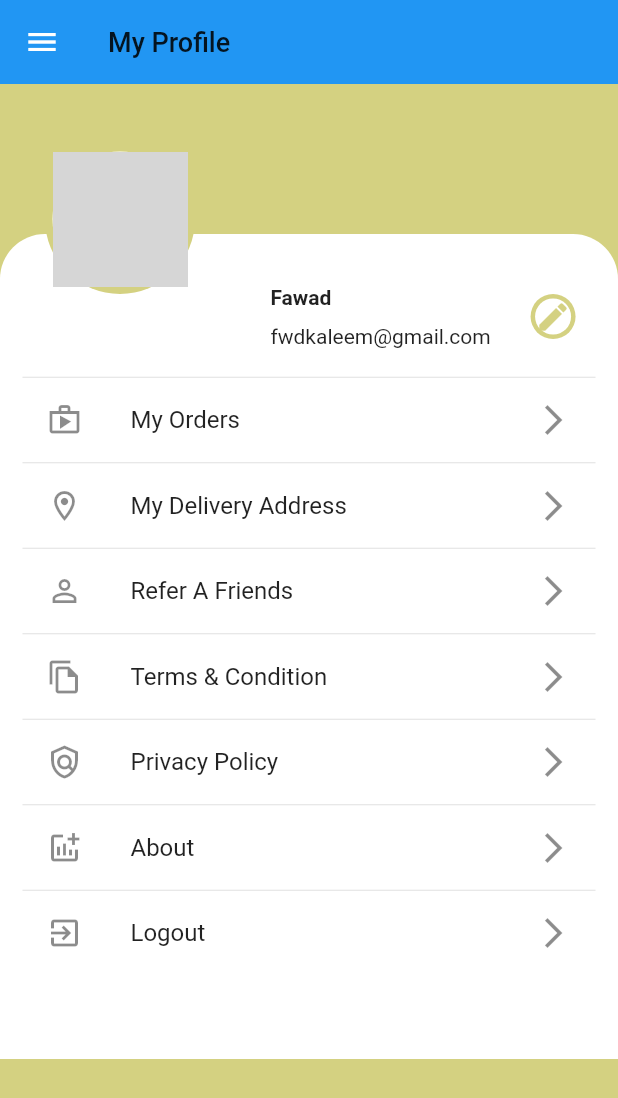
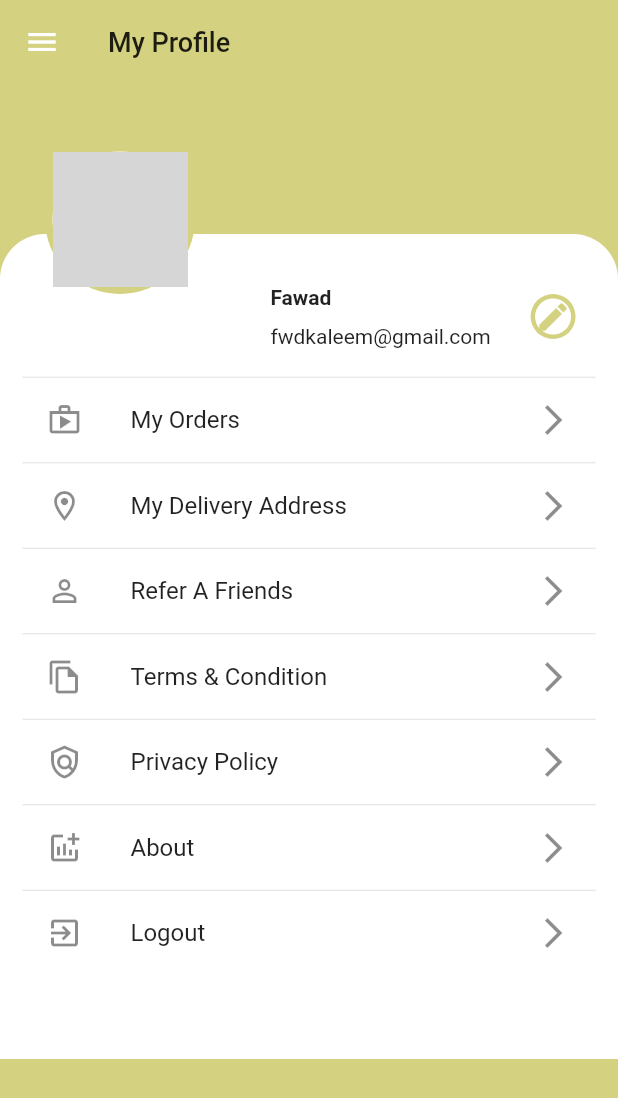
Before and after one commit to fwdAndroid/VegiFoodwithAdminPanel-Flutter, a Flutter app: the Profile screen opened directly, on a phone screen of 412 x 824 dp. Shown: the top 1098 px of the screen. Run offline on Flutter 3.47's test engine with Material 2 defaults, Android fonts, the phone set to English and light mode, and no system bars; our stand-ins replace firebase_auth, firebase_core, flutter_signin_button, google_sign_in; accounts and stored records are empty; network calls fail; grey boxes are pictures that could not be loaded.

Commit message:
Scalfold Color Complete

```diff
--- a/lib/screens/Profiles/profile.dart
+++ b/lib/screens/Profiles/profile.dart
@@ -33,6 +33,7 @@ class _ProfileState extends State<Profile> {
       backgroundColor: primaryColor,
       drawer: MyDrawer(),
       appBar: AppBar(
+        backgroundColor: primaryColor,
         elevation: 0,
         title: Text(
           'My Profile',
--- a/lib/screens/ReviewCart/review_cart.dart
+++ b/lib/screens/ReviewCart/review_cart.dart
@@ -33,6 +33,7 @@ class _ReviewCartState extends State<ReviewCart> {
           ),
         ),
         appBar: AppBar(
+          backgroundColor: primaryColor,
           title: Text(
             'Review Cart',
             style: TextStyle(color: textColor, fontSize: 18),
```
